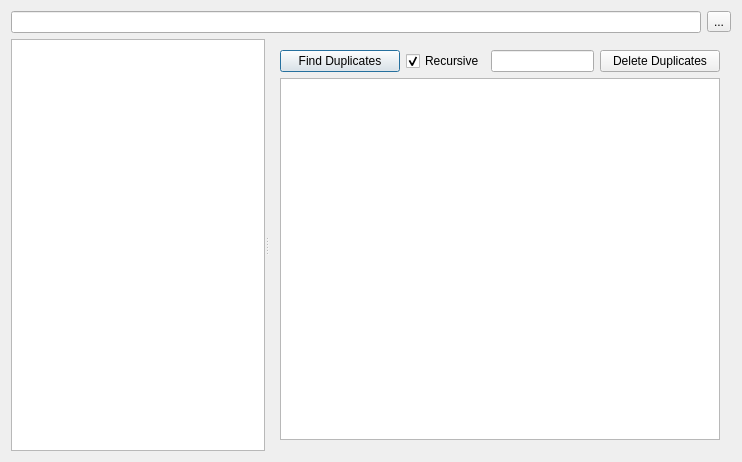
Qt form src/Nabi/FindDuplicatesDlg.ui (whpark/Nabi) before a commit.
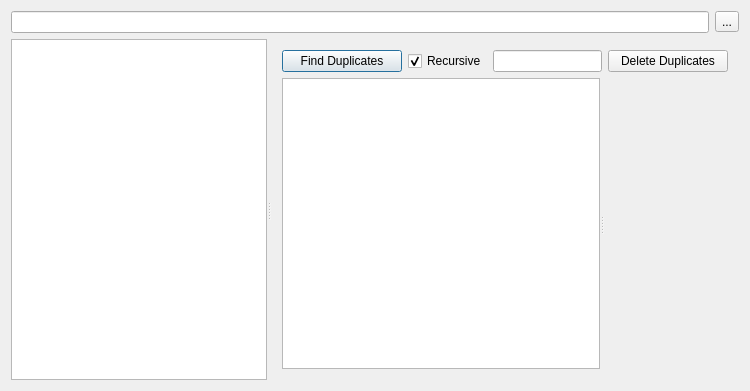
The same form after that commit. Custom widgets are drawn as their Qt base class.

Commit message: image view for FindDuplicatesDlg

```diff
--- a/src/Nabi/FindDuplicatesDlg.ui
+++ b/src/Nabi/FindDuplicatesDlg.ui
@@ -6,8 +6,8 @@
    <rect>
     <x>0</x>
     <y>0</y>
-    <width>742</width>
-    <height>462</height>
+    <width>750</width>
+    <height>391</height>
    </rect>
   </property>
   <property name="windowTitle">
@@ -29,7 +29,7 @@
     </layout>
    </item>
    <item>
-    <widget class="QSplitter" name="splitter">
+    <widget class="QSplitter" name="splitter_2">
      <property name="orientation">
       <enum>Qt::Horizontal</enum>
      </property>
@@ -45,7 +45,7 @@
       </property>
      </widget>
      <widget class="QWidget" name="layoutWidget">
-      <layout class="QVBoxLayout" name="verticalLayout">
+      <layout class="QVBoxLayout" name="verticalLayout" stretch="0,1">
        <item>
         <layout class="QHBoxLayout" name="horizontalLayout_2">
          <item>
@@ -94,7 +94,13 @@
         </layout>
        </item>
        <item>
-        <widget class="QTreeView" name="treeFiles"/>
+        <widget class="QSplitter" name="splitter">
+         <property name="orientation">
+          <enum>Qt::Horizontal</enum>
+         </property>
+         <widget class="QTreeView" name="treeFiles"/>
+         <widget class="gtl::qt::xMatView" name="view" native="true"/>
+        </widget>
        </item>
       </layout>
      </widget>
@@ -107,7 +113,13 @@
   <customwidget>
    <class>gtl::qt::QColorButton</class>
    <extends>QPushButton</extends>
-   <header location="global">gtl/qt/QColorButton.h</header>
+   <header>gtl/qt/QColorButton.h</header>
+  </customwidget>
+  <customwidget>
+   <class>gtl::qt::xMatView</class>
+   <extends>QWidget</extends>
+   <header location="global">gtl/qt/MatView/MatView.h</header>
+   <container>1</container>
   </customwidget>
  </customwidgets>
  <tabstops>
```
The commit also changes 3 other files.
